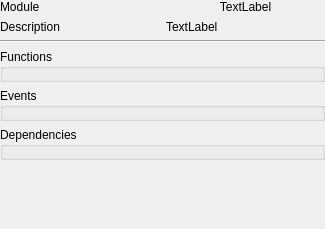
Old version of the form widgets/modules/infoWidget.ui in the repository zpp0/wsnsim-preprocessor.
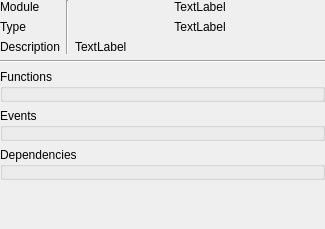
New version of the form.

Commit message: show module name, type and description in info widget

```diff
--- a/widgets/modules/infoWidget.ui
+++ b/widgets/modules/infoWidget.ui
@@ -23,35 +23,7 @@
    <property name="margin">
     <number>0</number>
    </property>
-   <item row="6" column="0" colspan="2">
-    <widget class="QGroupBox" name="g_events">
-     <property name="title">
-      <string>Events</string>
-     </property>
-     <layout class="QGridLayout" name="gridLayout_3">
-      <property name="margin">
-       <number>5</number>
-      </property>
-      <item row="0" column="0">
-       <layout class="QVBoxLayout" name="events"/>
-      </item>
-     </layout>
-    </widget>
-   </item>
-   <item row="1" column="0">
-    <widget class="QLabel" name="l_ro_module">
-     <property name="sizePolicy">
-      <sizepolicy hsizetype="Preferred" vsizetype="Preferred">
-       <horstretch>0</horstretch>
-       <verstretch>0</verstretch>
-      </sizepolicy>
-     </property>
-     <property name="text">
-      <string>Module</string>
-     </property>
-    </widget>
-   </item>
-   <item row="7" column="0" colspan="2">
+   <item row="7" column="0" colspan="3">
     <widget class="QGroupBox" name="g_dependencies">
      <property name="title">
       <string>Dependencies</string>
@@ -66,29 +38,20 @@
      </layout>
     </widget>
    </item>
-   <item row="5" column="0" colspan="2">
-    <widget class="QGroupBox" name="g_functions">
-     <property name="title">
-      <string>Functions</string>
+   <item row="0" column="0">
+    <widget class="QLabel" name="l_ro_module">
+     <property name="sizePolicy">
+      <sizepolicy hsizetype="Preferred" vsizetype="Preferred">
+       <horstretch>0</horstretch>
+       <verstretch>0</verstretch>
+      </sizepolicy>
      </property>
-     <layout class="QGridLayout" name="gridLayout_4">
-      <property name="margin">
-       <number>5</number>
-      </property>
-      <item row="0" column="0">
-       <layout class="QVBoxLayout" name="functions"/>
-      </item>
-     </layout>
-    </widget>
-   </item>
-   <item row="3" column="0" colspan="2">
-    <widget class="Line" name="line">
-     <property name="orientation">
-      <enum>Qt::Horizontal</enum>
+     <property name="text">
+      <string>Module</string>
      </property>
     </widget>
    </item>
-   <item row="1" column="1">
+   <item row="0" column="2">
     <widget class="QLabel" name="l_module">
      <property name="sizePolicy">
       <sizepolicy hsizetype="Preferred" vsizetype="Fixed">
@@ -107,7 +70,36 @@
      </property>
     </widget>
    </item>
-   <item row="2" column="1">
+   <item row="6" column="0" colspan="3">
+    <widget class="QGroupBox" name="g_events">
+     <property name="title">
+      <string>Events</string>
+     </property>
+     <layout class="QGridLayout" name="gridLayout_3">
+      <property name="margin">
+       <number>5</number>
+      </property>
+      <item row="0" column="0">
+       <layout class="QVBoxLayout" name="events"/>
+      </item>
+     </layout>
+    </widget>
+   </item>
+   <item row="3" column="0" colspan="3">
+    <widget class="Line" name="line">
+     <property name="orientation">
+      <enum>Qt::Horizontal</enum>
+     </property>
+    </widget>
+   </item>
+   <item row="0" column="1" rowspan="3">
+    <widget class="Line" name="line_2">
+     <property name="orientation">
+      <enum>Qt::Vertical</enum>
+     </property>
+    </widget>
+   </item>
+   <item row="2" column="2">
     <widget class="QLabel" name="l_description">
      <property name="sizePolicy">
       <sizepolicy hsizetype="Preferred" vsizetype="Preferred">
@@ -119,7 +111,7 @@
       <string>TextLabel</string>
      </property>
      <property name="alignment">
-      <set>Qt::AlignJustify|Qt::AlignVCenter</set>
+      <set>Qt::AlignLeading|Qt::AlignLeft|Qt::AlignVCenter</set>
      </property>
      <property name="wordWrap">
       <bool>true</bool>
@@ -129,7 +121,7 @@
    <item row="2" column="0">
     <widget class="QLabel" name="l_ro_description">
      <property name="sizePolicy">
-      <sizepolicy hsizetype="Preferred" vsizetype="Preferred">
+      <sizepolicy hsizetype="Maximum" vsizetype="Preferred">
        <horstretch>0</horstretch>
        <verstretch>0</verstretch>
       </sizepolicy>
@@ -152,6 +144,38 @@
      </property>
     </spacer>
    </item>
+   <item row="5" column="0" colspan="3">
+    <widget class="QGroupBox" name="g_functions">
+     <property name="title">
+      <string>Functions</string>
+     </property>
+     <layout class="QGridLayout" name="gridLayout_4">
+      <property name="margin">
+       <number>5</number>
+      </property>
+      <item row="0" column="0">
+       <layout class="QVBoxLayout" name="functions"/>
+      </item>
+     </layout>
+    </widget>
+   </item>
+   <item row="1" column="0">
+    <widget class="QLabel" name="l_ro_type">
+     <property name="text">
+      <string>Type</string>
+     </property>
+    </widget>
+   </item>
+   <item row="1" column="2">
+    <widget class="QLabel" name="l_type">
+     <property name="text">
+      <string>TextLabel</string>
+     </property>
+     <property name="alignment">
+      <set>Qt::AlignCenter</set>
+     </property>
+    </widget>
+   </item>
   </layout>
  </widget>
  <resources/>
```
The commit also changes 1 other file.
